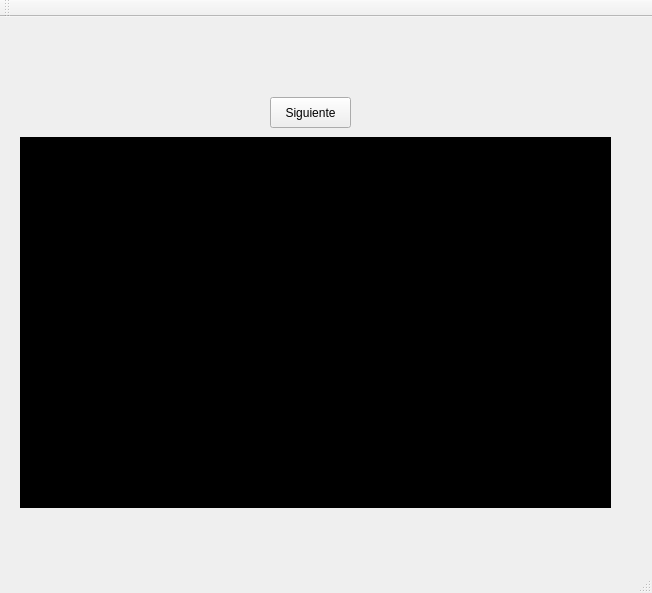
The window that EDD_Practica1/vstmain.ui (randolph182/EDD_201314112) describes before a commit, drawn with Qt 5.
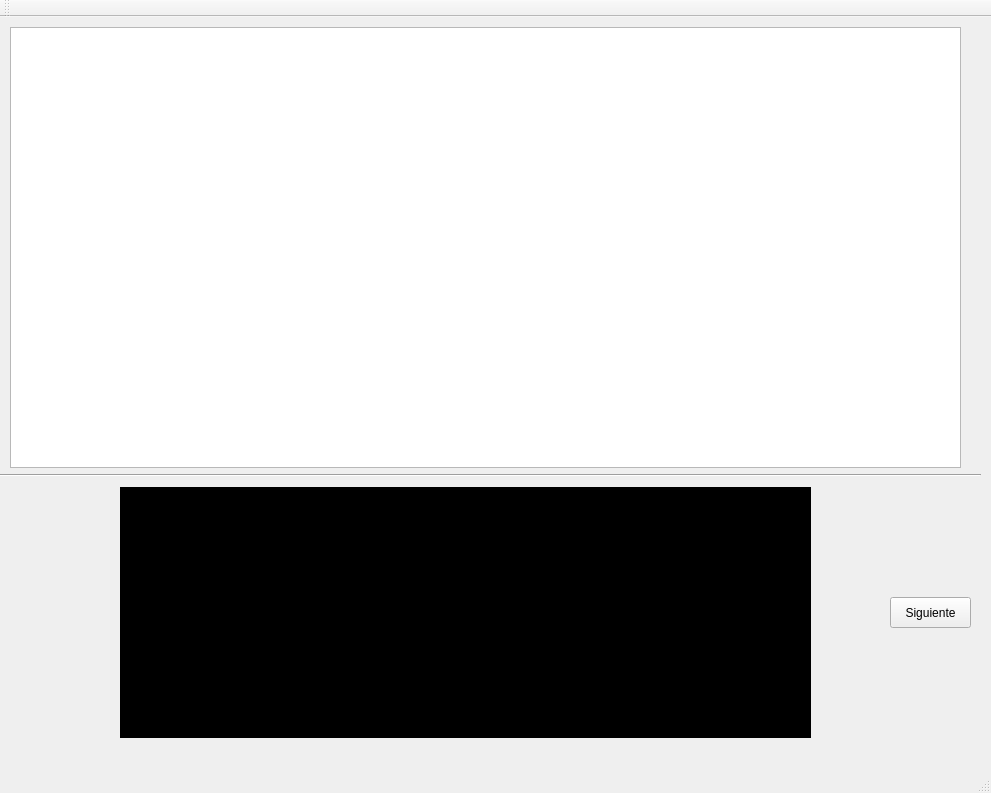
The same window after the commit.

Diff of the .ui file:
```diff
--- a/EDD_Practica1/vstmain.ui
+++ b/EDD_Practica1/vstmain.ui
@@ -6,8 +6,8 @@
    <rect>
     <x>0</x>
     <y>0</y>
-    <width>652</width>
-    <height>593</height>
+    <width>991</width>
+    <height>793</height>
    </rect>
   </property>
   <property name="windowTitle">
@@ -17,8 +17,8 @@
    <widget class="QPushButton" name="btnSiguiente">
     <property name="geometry">
      <rect>
-      <x>270</x>
-      <y>80</y>
+      <x>890</x>
+      <y>580</y>
       <width>81</width>
       <height>31</height>
      </rect>
@@ -30,10 +30,10 @@
    <widget class="QTextEdit" name="textEdit">
     <property name="geometry">
      <rect>
-      <x>20</x>
-      <y>120</y>
-      <width>591</width>
-      <height>371</height>
+      <x>120</x>
+      <y>470</y>
+      <width>691</width>
+      <height>251</height>
      </rect>
     </property>
     <property name="font">
@@ -51,6 +51,29 @@
 color: rgb(255, 255, 255);</string>
     </property>
    </widget>
+   <widget class="QGraphicsView" name="graphicsView">
+    <property name="geometry">
+     <rect>
+      <x>10</x>
+      <y>10</y>
+      <width>951</width>
+      <height>441</height>
+     </rect>
+    </property>
+   </widget>
+   <widget class="Line" name="line">
+    <property name="geometry">
+     <rect>
+      <x>-10</x>
+      <y>450</y>
+      <width>991</width>
+      <height>16</height>
+     </rect>
+    </property>
+    <property name="orientation">
+     <enum>Qt::Horizontal</enum>
+    </property>
+   </widget>
   </widget>
   <widget class="QMenuBar" name="menuBar">
    <property name="geometry">
```
Left out of the diff: 2 changed lines with no effect on the pictures.
